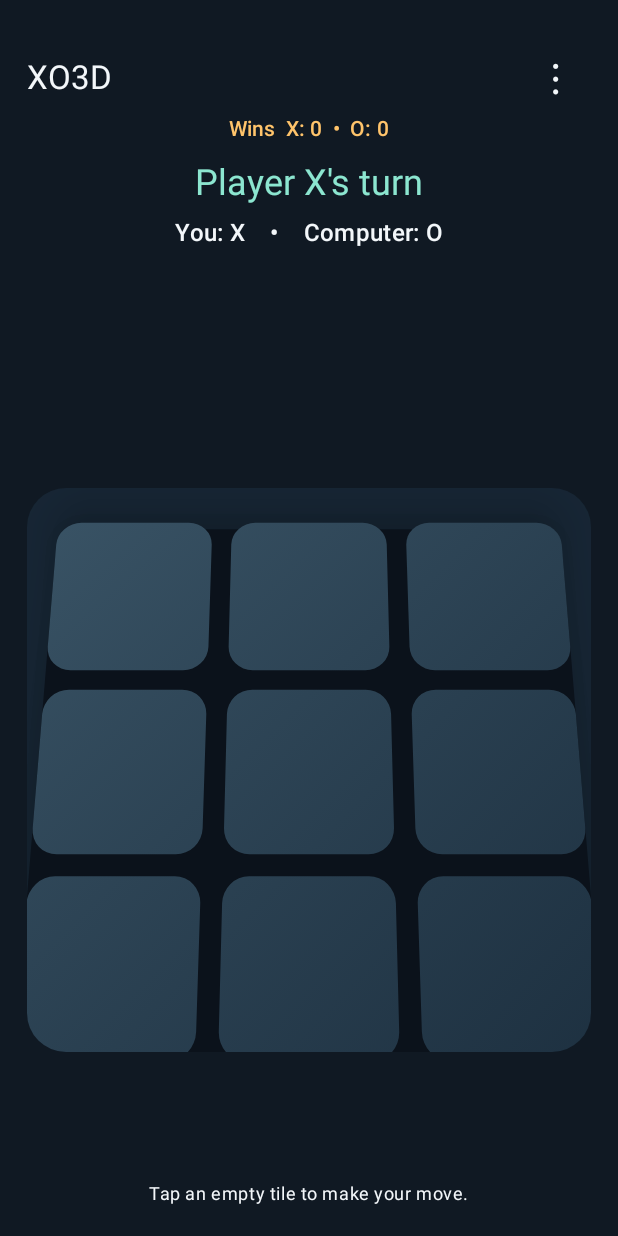
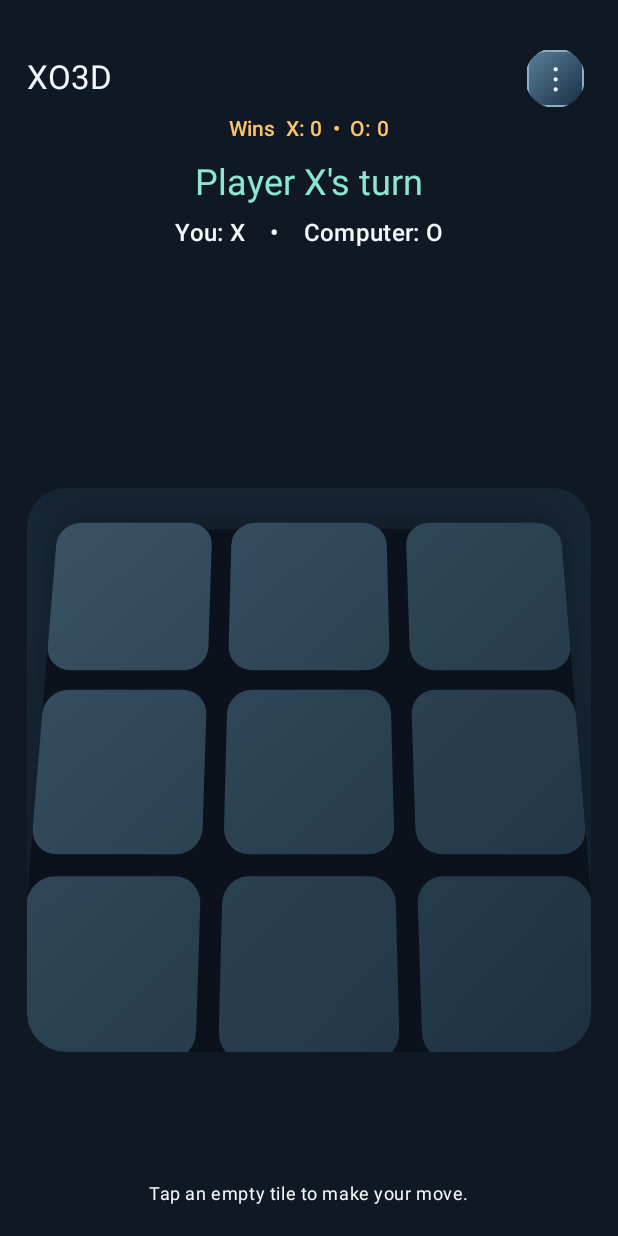
Before and after one commit to mohamedshabankasem-git/XO3D, an Android app built with Jetpack Compose: the screen it shows after launch (MainActivity), after a tap on "Play vs Computer", on a phone screen of 412 x 824 dp. Run offline under Robolectric (Android 15) with nearby library versions, the phone set to English and light mode, and no system bars; 3 other taps on this screen came first.

Commit message:
Add move sounds, localized labels and raised 3D menu icons

```diff
--- a/app/src/main/java/com/example/xo/ui/screens/GameScreen.kt
+++ b/app/src/main/java/com/example/xo/ui/screens/GameScreen.kt
@@ -1,5 +1,7 @@
 package com.example.xo.ui.screens
 
+import android.media.AudioManager
+import android.media.ToneGenerator
 import androidx.activity.compose.BackHandler
 import androidx.compose.foundation.Canvas
 import androidx.compose.foundation.background
@@ -19,11 +21,14 @@ import androidx.compose.ui.input.pointer.pointerInput
 import androidx.compose.ui.unit.dp
 import com.example.xo.engine.Cell
 import com.example.xo.engine.GameMode
+import com.example.xo.ui.AppLanguage
+import com.example.xo.ui.translate
 import com.example.xo.ui.game.GameUiState
 
 @Composable
 fun GameScreen(
     state: GameUiState,
+    language: AppLanguage,
     onMove: (Int) -> Unit,
     onReconnect: () -> Unit,
     onRestart: () -> Unit,
@@ -41,19 +46,19 @@ fun GameScreen(
     if (showExitConfirmation) {
         AlertDialog(
             onDismissRequest = { showExitConfirmation = false },
-            title = { Text("الخروج من اللعبة؟") },
-            text = { Text("هل تريد الخروج من اللعبة؟") },
+            title = { Text(translate("Exit game?", language)) },
+            text = { Text(translate("Do you want to exit the game?", language)) },
             confirmButton = {
                 TextButton(onClick = {
                     showExitConfirmation = false
                     onBack()
                 }) {
-                    Text("خروج")
+                    Text(translate("Exit", language))
                 }
             },
             dismissButton = {
                 TextButton(onClick = { showExitConfirmation = false }) {
-                    Text("البقاء")
+                    Text(translate("Stay", language))
                 }
             }
         )
@@ -72,21 +77,21 @@ fun GameScreen(
                 Text("XO3D", style = MaterialTheme.typography.titleLarge)
                 Box {
                     IconButton(onClick = { menuExpanded = true }) {
-                        Text("⋮", style = MaterialTheme.typography.headlineMedium)
+                        ThreeDMenuIcon("⋮")
                     }
                     DropdownMenu(
                         expanded = menuExpanded,
                         onDismissRequest = { menuExpanded = false }
                     ) {
                         DropdownMenuItem(
-                            text = { Text("↻", style = MaterialTheme.typography.headlineSmall) },
+                            text = { Row(verticalAlignment = Alignment.CenterVertically, horizontalArrangement = Arrangement.spacedBy(12.dp)) { ThreeDMenuIcon("↻"); Text(translate("Restart", language)) } },
                             onClick = {
                                 menuExpanded = false
                                 onRestart()
                             }
                         )
                         DropdownMenuItem(
-                            text = { Text("⌂", style = MaterialTheme.typography.headlineSmall) },
+                            text = { Row(verticalAlignment = Alignment.CenterVertically, horizontalArrangement = Arrangement.spacedBy(12.dp)) { ThreeDMenuIcon("⌂"); Text(translate("Main Menu", language)) } },
                             onClick = {
                                 menuExpanded = false
                                 showExitConfirmation = true
@@ -97,7 +102,7 @@ fun GameScreen(
             }
 
             Text(
-                "Wins  X: ${state.winsX}  •  O: ${state.winsO}",
+                "${translate("Wins", language)}  X: ${state.winsX}  •  O: ${state.winsO}",
                 style = MaterialTheme.typography.labelLarge,
                 color = MaterialTheme.colorScheme.secondary
             )
@@ -107,18 +112,18 @@ fun GameScreen(
                 horizontalAlignment = Alignment.CenterHorizontally
             ) {
                 Text(
-                    state.status,
+                    translate(state.status, language),
                     style = MaterialTheme.typography.headlineSmall,
                     color = MaterialTheme.colorScheme.primary
                 )
                 Spacer(Modifier.height(5.dp))
                 if (state.match.mode == GameMode.BLUETOOTH && state.connectionStatus.contains("Connection lost")) {
-                    OutlinedButton(onClick = onReconnect) { Text("Reconnect") }
+                    OutlinedButton(onClick = onReconnect) { Text(translate("Reconnect", language)) }
                 }
                 if (state.match.mode != GameMode.LOCAL) {
                     Text(
-                        if (state.match.mode == GameMode.SOLO) "You: X    •    Computer: O"
-                        else "Player X    •    Player O",
+                        if (state.match.mode == GameMode.SOLO) translate("You: X    •    Computer: O", language)
+                        else translate("Player X    •    Player O", language),
                         style = MaterialTheme.typography.titleMedium
                     )
                 }
@@ -132,7 +137,7 @@ fun GameScreen(
                     contentAlignment = Alignment.Center
                 ) {
                     Text(
-                        "Player O",
+                        translate("Player O", language),
                         modifier = Modifier.align(Alignment.TopCenter)
                             .padding(top = 12.dp)
                             .graphicsLayer { rotationZ = 180f },
@@ -147,7 +152,7 @@ fun GameScreen(
                         modifier = Modifier.fillMaxWidth().aspectRatio(1f)
                     )
                     Text(
-                        "Player X",
+                        translate("Player X", language),
                         modifier = Modifier.align(Alignment.BottomCenter)
                             .padding(bottom = 12.dp),
                         style = MaterialTheme.typography.titleMedium,
@@ -166,8 +171,8 @@ fun GameScreen(
                 Spacer(Modifier.weight(0.12f))
             }
             Text(
-                if (state.match.board.isFinished) "Match finished"
-                else "Tap an empty tile to make your move.",
+                if (state.match.board.isFinished) translate("Match finished", language)
+                else translate("Tap an empty tile to make your move.", language),
                 style = MaterialTheme.typography.bodySmall
             )
             Spacer(Modifier.height(8.dp))
@@ -183,6 +188,8 @@ private fun GameBoard3D(
     isFlat: Boolean,
     modifier: Modifier = Modifier
 ) {
+    val clickTone = remember { ToneGenerator(AudioManager.STREAM_MUSIC, 70) }
+    DisposableEffect(clickTone) { onDispose { clickTone.release() } }
     Canvas(
         modifier.clip(RoundedCornerShape(26.dp))
             .background(Color(0xFF172635))
@@ -199,7 +206,11 @@ private fun GameBoard3D(
                     if (enabled) {
                         val col = (p.x / (size.width / 3f)).toInt().coerceIn(0, 2)
                         val row = (p.y / (size.height / 3f)).toInt().coerceIn(0, 2)
-                        onMove(row * 3 + col)
+                        val index = row * 3 + col
+                        if (cells[index] == Cell.EMPTY) {
+                            clickTone.startTone(ToneGenerator.TONE_PROP_BEEP, 65)
+                            onMove(index)
+                        }
                     }
                 }
             }
@@ -235,3 +246,21 @@ private fun GameBoard3D(
         }
     }
 }
+
+@Composable
+private fun ThreeDMenuIcon(symbol: String) {
+    Surface(
+        modifier = Modifier.size(38.dp),
+        shape = RoundedCornerShape(12.dp),
+        color = Color.Transparent,
+        shadowElevation = 7.dp,
+        border = androidx.compose.foundation.BorderStroke(1.dp, Color(0xFF8DAFC4))
+    ) {
+        Box(
+            modifier = Modifier.background(Brush.linearGradient(listOf(Color(0xFF5B829B), Color(0xFF172D43)))),
+            contentAlignment = Alignment.Center
+        ) {
+            Text(symbol, color = Color.White, style = MaterialTheme.typography.titleLarge)
+        }
+    }
+}
```
